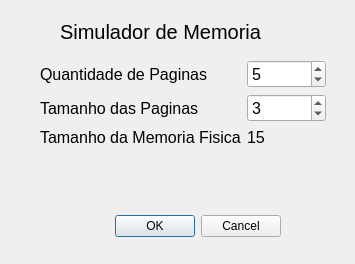
This is dialog.ui in claranobre/GerenciadorDeMemoria as Qt 5 draws it before an edit. The edited form follows.
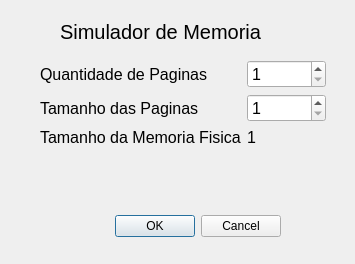
This is the edited form.

```diff
--- a/dialog.ui
+++ b/dialog.ui
@@ -80,7 +80,7 @@
        <number>1</number>
       </property>
       <property name="value">
-       <number>5</number>
+       <number>1</number>
       </property>
      </widget>
     </item>
@@ -110,7 +110,7 @@
        <number>15</number>
       </property>
       <property name="value">
-       <number>3</number>
+       <number>1</number>
       </property>
      </widget>
     </item>
@@ -134,7 +134,7 @@
        </font>
       </property>
       <property name="text">
-       <string>15</string>
+       <string>1</string>
       </property>
      </widget>
     </item>
```
